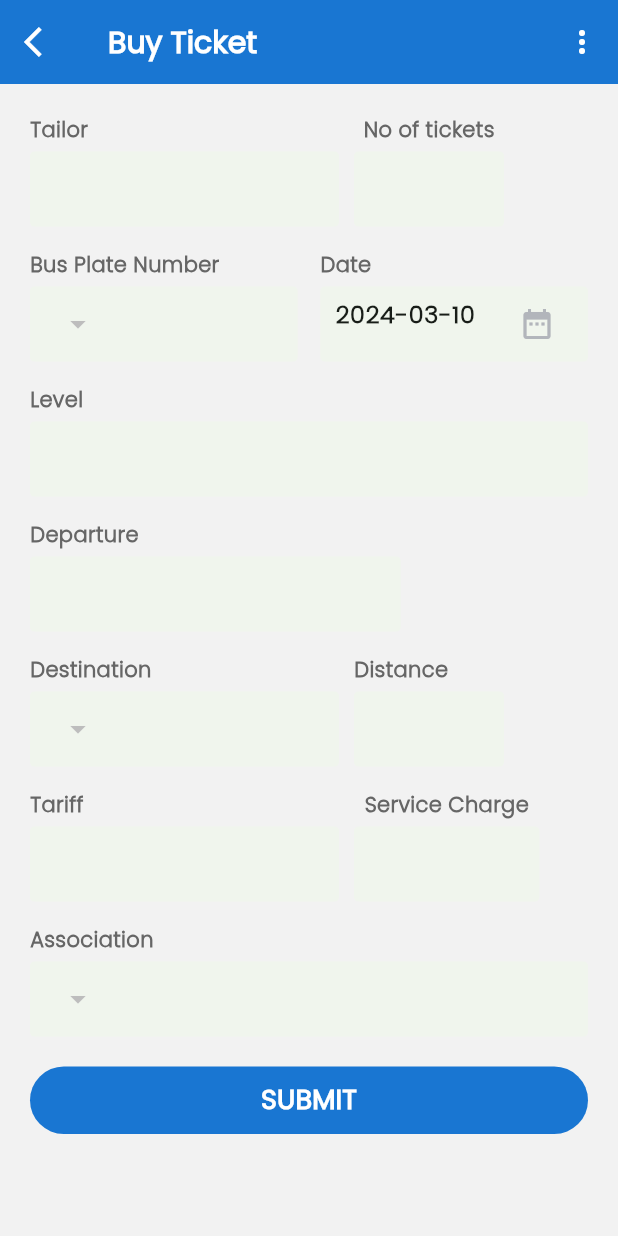
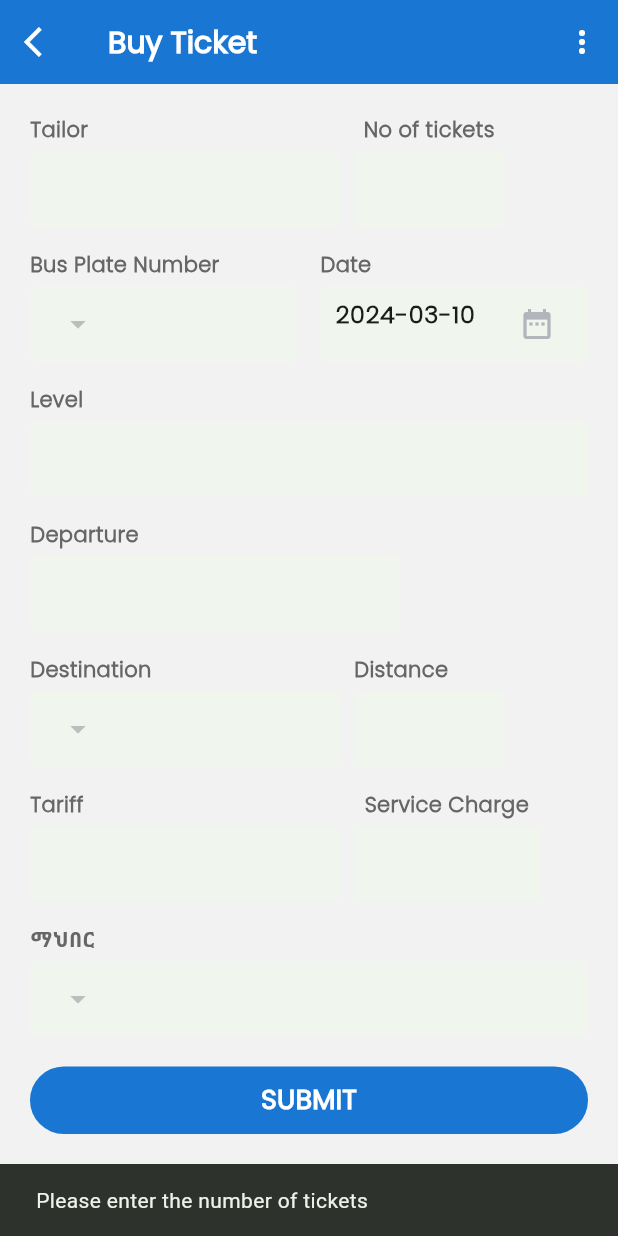
Before and after one commit to Abelabebe313/ticketing_app, a Flutter app: the BuyTicket screen opened directly, after a tap on "SUBMIT", on a phone screen of 412 x 824 dp. Run offline on Flutter 3.47's test engine with Material 3 defaults, Android fonts, the phone set to English and light mode, and no system bars; our stand-ins replace barcode_widget, bloc, easy_localization, equatable, flutter_bloc, hive and 5 more; missing offline and left inert: sunmi_printer_plus; accounts and stored records are empty.

Commit message:
added: form validation

```diff
--- a/assets/translations/am-ET.json
+++ b/assets/translations/am-ET.json
@@ -36,5 +36,9 @@
     "Print":"አሳይ",
     "Refresh":"አድስ",
     "Upload":"አስገባ",
-    "Sold tickets":"የተሸጡ ቲኬቶች"
+    "Sold tickets":"የተሸጡ ቲኬቶች",
+    "Result":"Result",
+    "Passenger Information":"Passenger Information",
+    "Association":"Association",
+    "Unique ID":"Unique ID"
 }
--- a/assets/translations/en-US.json
+++ b/assets/translations/en-US.json
@@ -36,5 +36,11 @@
     "Print":"Print",
     "Refresh":"Refresh",
     "Upload":"Upload",
-    "Sold tickets":"Sold tickets"
+    "Sold tickets":"Sold tickets",
+    "Result":"የትኬት ውጤት",
+    "Passenger Information":"የተሳፋሪ መረጃ",
+    "Association":"ማህበር",
+    "Unique ID":"መለያ ቁጥር",
+    "Pleaseenterthenumberoftickets":"Please enter the number of tickets",
+    "Pleaseenteravalidnumberoftickets":"Please enter a valid number of tickets"
 }
--- a/assets/translations/or-ET.json
+++ b/assets/translations/or-ET.json
@@ -36,5 +36,9 @@
     "Print":"Print",
     "Refresh":"Haaromsi",
     "Upload":"Olkaa'uu",
-    "Sold tickets":"Tikeetii gurgurame"
+    "Sold tickets":"Tikeetii gurgurame",
+    "Result":"Bu'aa",
+    "Passenger Information":"Odeeffannoo imaltootaa",
+    "Association":"dhaabbata",
+    "Unique ID":"Id addaa"
 }
--- a/lib/presentation/buy_tickets/buy_ticket.dart
+++ b/lib/presentation/buy_tickets/buy_ticket.dart
@@ -20,6 +20,7 @@ class BuyTicket extends StatefulWidget {
 }
 
 class BuyTicketState extends State<BuyTicket> {
+  final GlobalKey<FormState> _formKey = GlobalKey<FormState>();
   final TextEditingController Tailure = TextEditingController();
   final TextEditingController level = TextEditingController();
   final TextEditingController plateNumber = TextEditingController();
@@ -302,6 +303,30 @@ class BuyTicketState extends State<BuyTicket> {
     }
   }
 
+  String? validateNoOfTicket(String? value, BuildContext context) {
+    if (value == null || value.isEmpty) {
+      ScaffoldMessenger.of(context).showSnackBar(
+        SnackBar(
+          content: Text('Pleaseenterthenumberoftickets'.tr()),
+          duration: Duration(seconds: 2),
+        ),
+      );
+      return null;
+    }
+    int? numberOfTickets = int.tryParse(value);
+    if (numberOfTickets == null || numberOfTickets <= 0) {
+      ScaffoldMessenger.of(context).showSnackBar(
+        SnackBar(
+          content: Text('Pleaseenteravalidnumberoftickets'.tr()),
+          duration: Duration(seconds: 2),
+        ),
+      );
+      return null;
+    }
+    // Validation passed
+    return null;
+  }
+
   @override
   Widget build(BuildContext context) {
     return Scaffold(
@@ -335,7 +360,9 @@ class BuyTicketState extends State<BuyTicket> {
               onPressed: () {},
             ),
           ]),
-      body: SingleChildScrollView(
+      body: Form(
+        key: _formKey,
+        child: SingleChildScrollView(
           padding: const EdgeInsets.all(20),
           scrollDirection: Axis.vertical,
           child: Align(
@@ -418,7 +445,8 @@ class BuyTicketState extends State<BuyTicket> {
                             height: 50,
                             alignment: Alignment.topLeft,
                             padding: const EdgeInsets.symmetric(horizontal: 20),
-                          child: TextField(
+                            child: TextFormField(
+                              validator: (value) => validateNoOfTicket(value, context),
                               keyboardType: TextInputType.number,
                               maxLines: 1,
                               controller: no_of_ticket,
@@ -466,7 +494,8 @@ class BuyTicketState extends State<BuyTicket> {
                             child: Container(
                               height: 50,
                               alignment: Alignment.centerLeft,
-                            padding: const EdgeInsets.symmetric(horizontal: 5),
+                              padding:
+                                  const EdgeInsets.symmetric(horizontal: 5),
                               child: Row(
                                 children: <Widget>[
                                   Container(width: 15),
@@ -498,11 +527,13 @@ class BuyTicketState extends State<BuyTicket> {
                                             int selectedIndex =
                                                 _busList.indexWhere((bus) =>
                                                     bus.plateNumber ==
-                                                  selectedVehicle!.plateNumber);
-                                          level.text = levelList[selectedIndex]
+                                                    selectedVehicle!
+                                                        .plateNumber);
+                                            level.text =
+                                                levelList[selectedIndex]
                                                     .toString();
-                                          totalCapacity =
-                                              seat_capacity_list[selectedIndex];
+                                            totalCapacity = seat_capacity_list[
+                                                selectedIndex];
                                           },
                                         );
                                       },
@@ -541,7 +572,8 @@ class BuyTicketState extends State<BuyTicket> {
                             child: Container(
                               height: 50,
                               alignment: Alignment.centerLeft,
-                            padding: const EdgeInsets.symmetric(horizontal: 10),
+                              padding:
+                                  const EdgeInsets.symmetric(horizontal: 10),
                               child: TextField(
                                 maxLines: 1,
                                 // keyboardType: TextInputType.phone,
@@ -552,7 +584,8 @@ class BuyTicketState extends State<BuyTicket> {
                                   fontWeight: FontWeight.bold,
                                 ),
                                 decoration: InputDecoration(
-                                contentPadding: EdgeInsets.fromLTRB(0, 5, 5, 5),
+                                  contentPadding:
+                                      EdgeInsets.fromLTRB(0, 5, 5, 5),
                                   border: InputBorder.none,
                                   suffixIcon: IconButton(
                                     icon: Icon(Icons.date_range),
@@ -680,8 +713,8 @@ class BuyTicketState extends State<BuyTicket> {
                                 Expanded(
                                   child: DropdownButton<String>(
                                     value: selectedDestination,
-                                  items:
-                                      destinationList.map((String destination) {
+                                    items: destinationList
+                                        .map((String destination) {
                                       return DropdownMenuItem<String>(
                                         value: destination,
                                         child: Text(
@@ -708,8 +741,8 @@ class BuyTicketState extends State<BuyTicket> {
                                         distance.text =
                                             distanceList[selectedIndex]
                                                 .toString();
-                                      tariff.text =
-                                          tariff_list[selectedIndex].toString();
+                                        tariff.text = tariff_list[selectedIndex]
+                                            .toString();
 
                                         serviceCharge.text =
                                             (tariff_list[selectedIndex] * 0.02)
@@ -945,7 +978,8 @@ class BuyTicketState extends State<BuyTicket> {
                         fontWeight: FontWeight.bold,
                       ),
                     ),
-                  onPressed: () async {
+                    onPressed: () {
+                      if (_formKey.currentState!.validate()) {
                         String uniqueid =
                             '${DateTime.now().year.toString()}${DateTime.now().month.toString()}${DateTime.now().day.toString()}${Random().nextInt(10000000)}';
                         Ticket ticket = Ticket(
@@ -972,6 +1006,7 @@ class BuyTicketState extends State<BuyTicket> {
                             ),
                           ),
                         );
+                      }
                     },
                   ),
                 )
@@ -979,6 +1014,7 @@ class BuyTicketState extends State<BuyTicket> {
             ),
           ),
         ),
+      ),
     );
   }
 }
```
Also changed, not shown: lib/presentation/auth/pinScreen.dart (+7 -0 lines), lib/presentation/queue/queue.dart (+32 -18 lines), lib/presentation/result/sunmi_printer.dart (+13 -1 lines), lib/presentation/result/ticket_result.dart (+41 -42 lines), assets/images/Untitled-2.jpg. Lines whose indentation alone changed are shown as unchanged.
